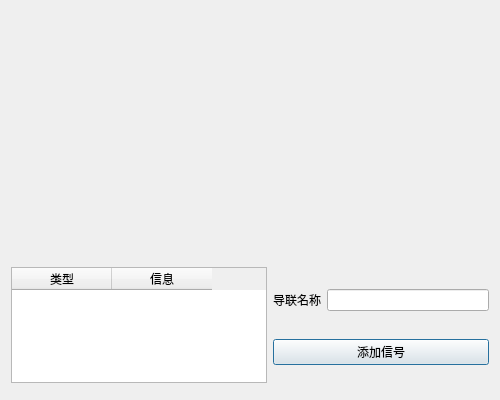
Above: SignalGenerator/src/signal/dlg/channelsetting.ui from lfsty/SignalGenerator before the change. Below: the same form after it.
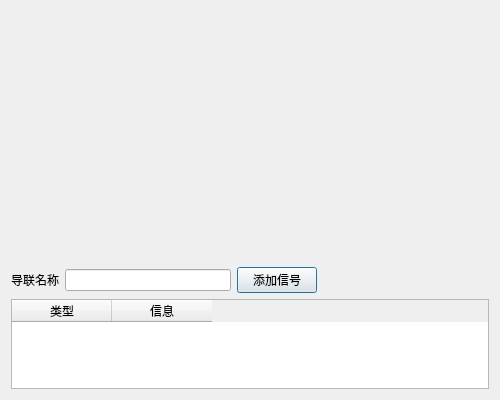
That is the form after the change. Custom widgets are drawn as their Qt base class.

Patch:
```diff
--- a/SignalGenerator/src/signal/dlg/channelsetting.ui
+++ b/SignalGenerator/src/signal/dlg/channelsetting.ui
@@ -28,7 +28,37 @@
   <layout class="QVBoxLayout" name="verticalLayout_2">
    <item>
     <layout class="QGridLayout" name="gridLayout">
-     <item row="0" column="0" colspan="2">
+     <item row="1" column="1">
+      <widget class="QLineEdit" name="m_lineedit_ch_name"/>
+     </item>
+     <item row="1" column="0">
+      <widget class="QLabel" name="label">
+       <property name="text">
+        <string>导联名称</string>
+       </property>
+      </widget>
+     </item>
+     <item row="1" column="3">
+      <spacer name="horizontalSpacer">
+       <property name="orientation">
+        <enum>Qt::Horizontal</enum>
+       </property>
+       <property name="sizeHint" stdset="0">
+        <size>
+         <width>40</width>
+         <height>20</height>
+        </size>
+       </property>
+      </spacer>
+     </item>
+     <item row="1" column="2">
+      <widget class="QPushButton" name="m_pushButton_add_sig">
+       <property name="text">
+        <string>添加信号</string>
+       </property>
+      </widget>
+     </item>
+     <item row="0" column="0" colspan="4">
       <widget class="QChartView" name="m_chartview" native="true">
        <property name="minimumSize">
         <size>
@@ -44,32 +74,7 @@
        </property>
       </widget>
      </item>
-     <item row="1" column="1" rowspan="2">
-      <layout class="QVBoxLayout" name="verticalLayout">
-       <item>
-        <layout class="QHBoxLayout" name="horizontalLayout">
-         <item>
-          <widget class="QLabel" name="label">
-           <property name="text">
-            <string>导联名称</string>
-           </property>
-          </widget>
-         </item>
-         <item>
-          <widget class="QLineEdit" name="m_lineedit_ch_name"/>
-         </item>
-        </layout>
-       </item>
-       <item>
-        <widget class="QPushButton" name="m_pushbutton_addsig">
-         <property name="text">
-          <string>添加信号</string>
-         </property>
-        </widget>
-       </item>
-      </layout>
-     </item>
-     <item row="1" column="0">
+     <item row="2" column="0" colspan="4">
       <widget class="QTableWidget" name="m_tableWidget_sig">
        <column>
         <property name="text">
```
